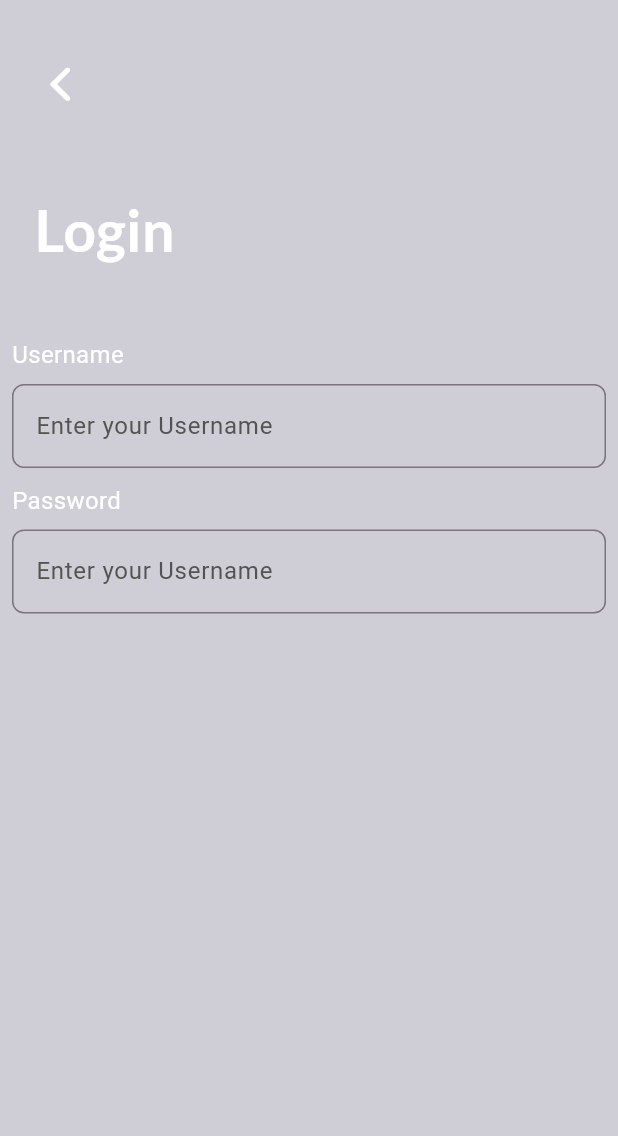
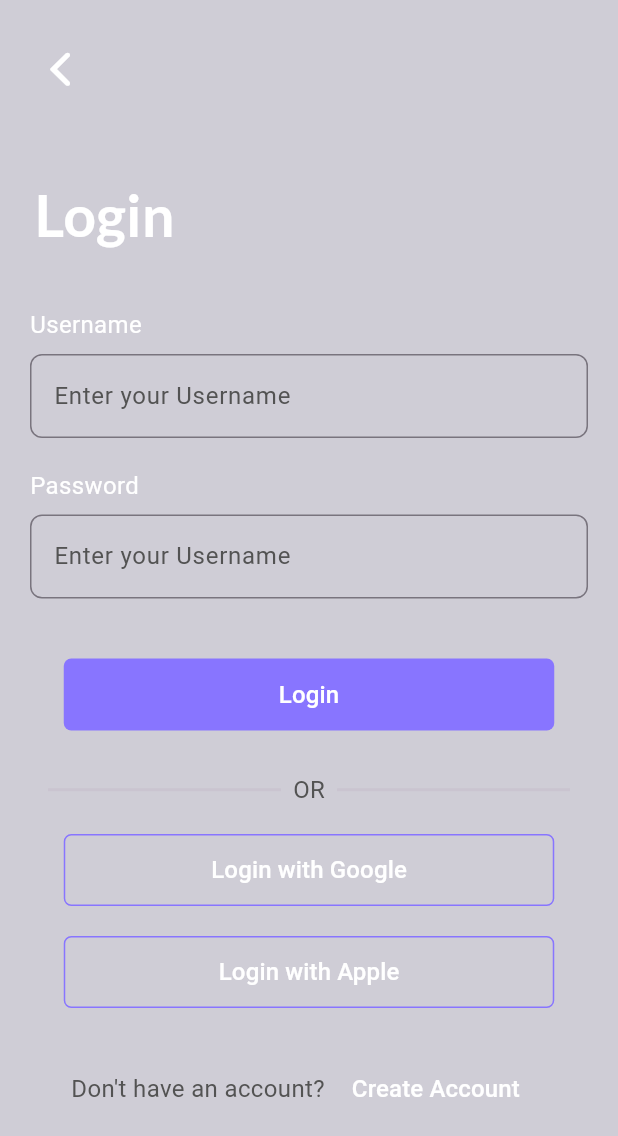
Before and after one commit to Developer-Waqas/Flutter-ToDo-App, a Flutter app: the screen it shows after launch, after a tap on "SKIP", after a tap on "GET STARTED", after a tap on "LOGIN", on a phone screen of 412 x 824 dp. Shown: the top 1136 px of the screen. Run offline on Flutter 3.47's test engine with Material 3 defaults, Android fonts, the phone set to English and light mode, and no system bars; our stand-ins replace get, liquid_swipe, smooth_page_indicator; Roboto replaces fonts that are missing (LatoRegular).

Commit message:
Initial commit

```diff
--- a/lib/src/common_widgets/custom_textformfield/custom_tetformfield.dart
+++ b/lib/src/common_widgets/custom_textformfield/custom_tetformfield.dart
@@ -11,6 +11,7 @@ class CustomTextFormField extends StatelessWidget {
   InputBorder? inputBorder;
   TextEditingController? controller;
   String? Function(String?)? onValid;
+  TextInputType? keyboardType;
 
   CustomTextFormField({
     super.key,
@@ -20,11 +21,14 @@ class CustomTextFormField extends StatelessWidget {
     this.inputBorder,
     this.controller,
     this.onValid,
+    this.keyboardType,
   });
 
   @override
   Widget build(BuildContext context) {
     return TextFormField(
+      keyboardType: keyboardType,
+      autovalidateMode: AutovalidateMode.onUserInteraction,
       style: inputTextStyle,
       controller: controller,
       decoration: InputDecoration(
--- a/lib/src/constants/text_strings/text_strings.dart
+++ b/lib/src/constants/text_strings/text_strings.dart
@@ -31,7 +31,7 @@ const String loginText2 = 'Username';
 const String loginText3 = 'Enter your Username';
 const String loginText4 = 'Password';
 const String loginText5 = 'Enter your Password';
-const String loginText6 = 'or';
+const String loginText6 = 'OR';
 const String loginText7 = 'Don\'t have an account?';
  //<<<<----Login Button Text----->>>>
 const String loginButtonText1 = 'Login';
--- /dev/null
+++ b/lib/src/features/authentication/controllers/login_controller/login_controller.dart
@@ -0,0 +1,11 @@
+import 'package:flutter/cupertino.dart';
+import 'package:get/get.dart';
+
+class LoginController extends GetxController {
+
+  final userNameController = TextEditingController();
+
+
+
+
+}
--- a/lib/src/features/authentication/controllers/welcom_controller/welcome_controller.dart
+++ b/lib/src/features/authentication/controllers/welcom_controller/welcome_controller.dart
@@ -10,7 +10,7 @@ class WelcomeController extends GetxController {
     Get.off(
       const LoginScreen(),
       curve: Curves.easeIn,
-      duration: 1.seconds,
+      duration: 0.5.seconds,
     );
   }
 
@@ -18,7 +18,7 @@ class WelcomeController extends GetxController {
     Get.off(
       const CreateAccountScreen(),
       curve: Curves.easeIn,
-      duration: 1.seconds,
+      duration: 0.5.seconds,
     );
   }
 
--- a/lib/src/features/authentication/screens/login_screen/login_screen.dart
+++ b/lib/src/features/authentication/screens/login_screen/login_screen.dart
@@ -1,6 +1,7 @@
 import 'package:flutter/cupertino.dart';
 import 'package:flutter/material.dart';
 import 'package:get/get.dart';
+import 'package:todo_app/src/common_widgets/custom_button/custom_button.dart';
 import 'package:todo_app/src/common_widgets/custom_textformfield/custom_tetformfield.dart';
 import 'package:todo_app/src/constants/app_styles/app_style.dart';
 import 'package:todo_app/src/constants/text_strings/text_strings.dart';
@@ -16,26 +17,27 @@ class LoginScreen extends StatelessWidget {
   Widget build(BuildContext context) {
     return Scaffold(
       backgroundColor: splashBgColor,
-      body: Padding(
-        padding: EdgeInsets.symmetric(horizontal: 8),
+      body: SingleChildScrollView(
+        child: Padding(
+          padding: const EdgeInsets.symmetric(horizontal: 8),
           child: Column(
             crossAxisAlignment: CrossAxisAlignment.start,
             children: [
-            SizedBox(
-              height: 30,
+              const SizedBox(
+                height: 20,
               ),
               Align(
                 alignment: Alignment.topLeft,
                 child: CustomIconButton(
                   buttonIcon: CupertinoIcons.back,
                   buttonPressed: () {
-                  Get.off(WelcomeScreen(),curve: Curves.easeOut);
+                    Get.off(const WelcomeScreen(), curve: Curves.easeOut);
                   },
                   buttonColor: whiteColor,
                   buttonSize: 35,
                 ),
               ),
-            SizedBox(
+              const SizedBox(
                 height: 30,
               ),
               Padding(
@@ -45,10 +47,12 @@ class LoginScreen extends StatelessWidget {
                   style: loginTextStyle1,
                 ),
               ),
-            SizedBox(
-              height: 30,
+              const SizedBox(
+                height: 20,
               ),
-            Form(
+              Padding(
+                padding: const EdgeInsets.symmetric(horizontal: 12),
+                child: Form(
                   child: Column(
                     mainAxisAlignment: MainAxisAlignment.start,
                     crossAxisAlignment: CrossAxisAlignment.start,
@@ -57,8 +61,13 @@ class LoginScreen extends StatelessWidget {
                         loginText2,
                         style: onBoardingSubTitleStyle,
                       ),
-                  SizedBox(height: 8,),
+                      const SizedBox(
+                        height: 8,
+                      ),
+
+                      ///Username
                       CustomTextFormField(
+                        keyboardType: TextInputType.text,
                         inputTextStyle: onBoardingSubTitleStyle,
                         hintText: loginText3,
                         hintTextStyle: hintTextStyle,
@@ -67,17 +76,22 @@ class LoginScreen extends StatelessWidget {
                             borderSide: BorderSide(
                               color: borderColor,
                               width: 2,
-                      )
+                            )),
                       ),
-
+                      const SizedBox(
+                        height: 20,
                       ),
-                  SizedBox(height: 10,),
                       Text(
                         loginText4,
                         style: onBoardingSubTitleStyle,
                       ),
-                  SizedBox(height: 8,),
+                      const SizedBox(
+                        height: 8,
+                      ),
+
+                      ///Password
                       CustomTextFormField(
+                        keyboardType: TextInputType.text,
                         inputTextStyle: onBoardingSubTitleStyle,
                         hintText: loginText5,
                         hintTextStyle: hintTextStyle,
@@ -86,16 +100,98 @@ class LoginScreen extends StatelessWidget {
                             borderSide: BorderSide(
                               color: borderColor,
                               width: 2,
-                        )
+                            )),
                       ),
-
+                      const SizedBox(
+                        height: 40,
                       ),
-                ],
+                      Center(
+                        child: CustomButton(
+                          buttonColor: primaryColor,
+                          buttonBorderRadius: 5,
+                          buttonTextStyle: onBoardingSubTitleStyle,
+                          buttonWidth: 327,
+                          buttonTitle: loginButtonText1,
+                          onPressed: () {},
+                        ),
+                      ),
+                      const SizedBox(
+                        height: 20,
+                      ),
+                      Padding(
+                        padding: const EdgeInsets.symmetric(horizontal: 12),
+                        child: Row(
+                          children: [
+                            const Expanded(
+                              child: Divider(
+                                thickness: 2,
+                              ),
+                            ),
+                            Padding(
+                              padding: const EdgeInsets.all(8.0),
+                              child: Text(
+                                loginText6,
+                                style: hintTextStyle,
+                              ),
+                            ),
+                            const Expanded(
+                              child: Divider(
+                                thickness: 2,
                               ),
                             ),
                           ],
                         ),
                       ),
+                      const SizedBox(
+                        height: 10,
+                      ),
+
+                      ///Google
+                      Center(
+                        child: CustomButton(
+                          buttonBorderRadius: 5,
+                          buttonTextStyle: onBoardingSubTitleStyle,
+                          buttonWidth: 327,
+                          buttonTitle: loginButtonText2,
+                          buttonBorder: Border.all(color: primaryColor),
+                          onPressed: () {},
+                        ),
+                      ),
+                      const SizedBox(
+                        height: 20,
+                      ),
+
+                      ///Apple
+                      Center(
+                        child: CustomButton(
+                          buttonBorderRadius: 5,
+                          buttonTextStyle: onBoardingSubTitleStyle,
+                          buttonWidth: 327,
+                          buttonTitle: loginButtonText3,
+                          buttonBorder: Border.all(color: primaryColor),
+                          onPressed: () {},
+                        ),
+                      ),
+                    ],
+                  ),
+                ),
+              ),
+              const SizedBox(height: 30,),
+              Row(
+                mainAxisAlignment: MainAxisAlignment.center,
+                children: [
+                  Text(loginText7,style: hintTextStyle,),
+                  CustomButton(
+                    buttonTitle: loginButtonText4,buttonTextStyle: onBoardingSubTitleStyle,
+                    buttonWidth: 148,
+                    onPressed: () {},
+                  ),
+                ],
+              ),
+            ],
+          ),
+        ),
+      ),
     );
   }
 }
```
Lines whose indentation alone changed are shown as unchanged.
